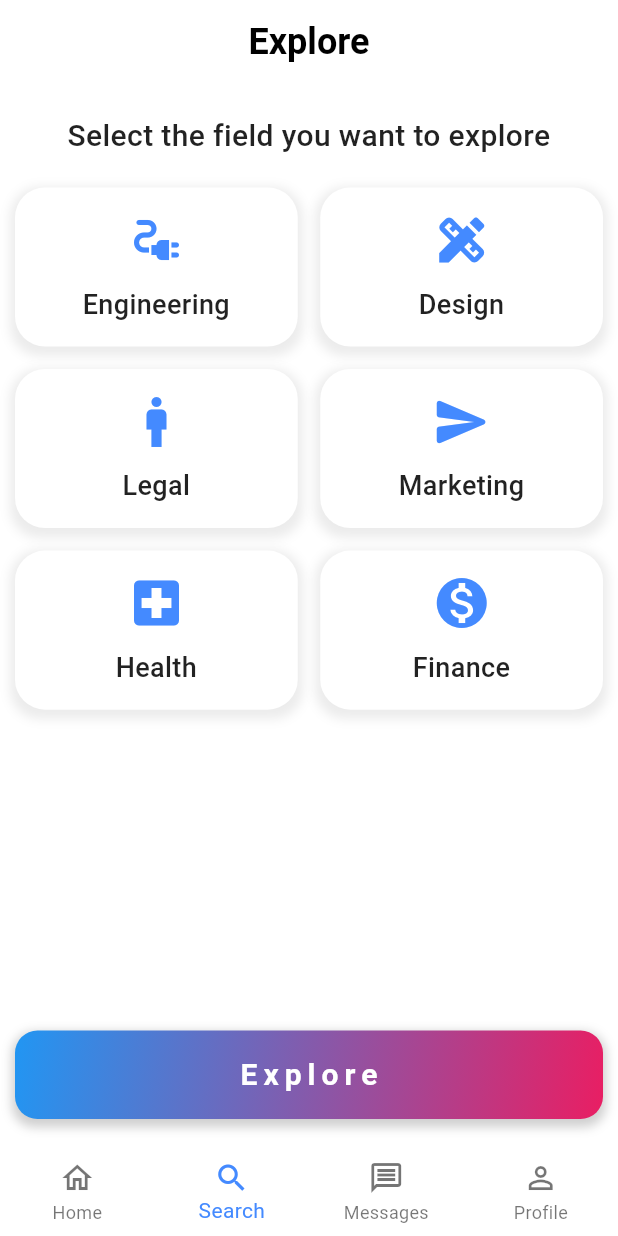
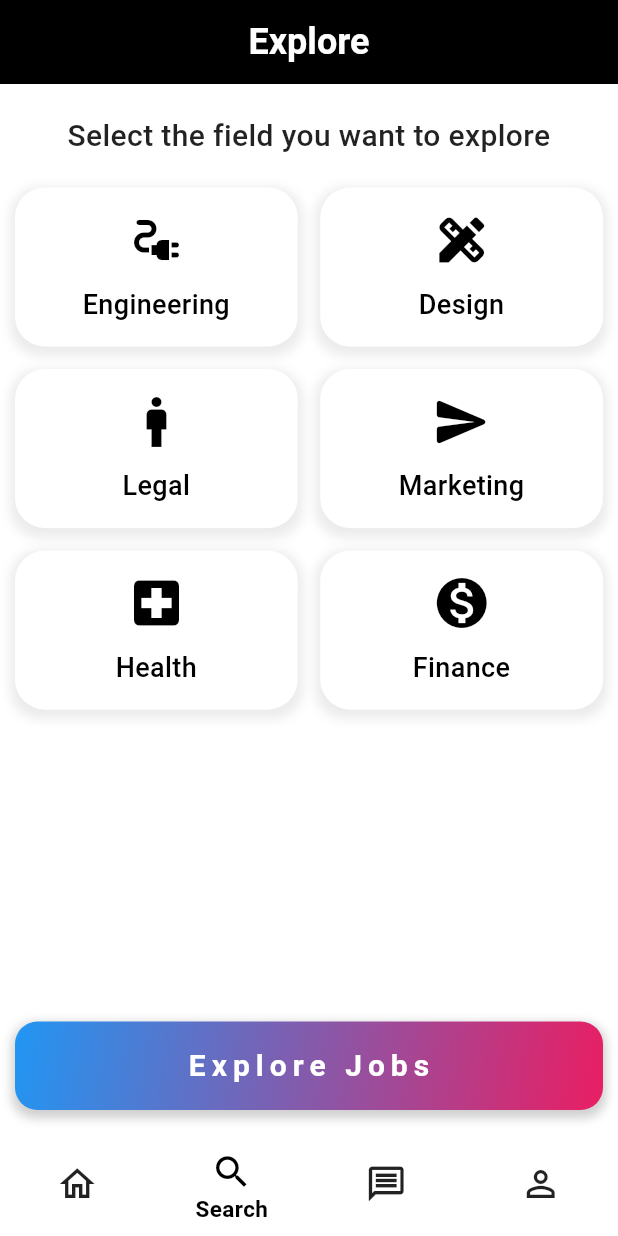
Before and after one commit to inshadaliqbal/JobConnect, a Flutter app: the HomeScreen screen opened by its route, item 2 of the bottom bar chosen, on a phone screen of 412 x 824 dp. Run offline on Flutter 3.47's test engine with Material 3 defaults, Android fonts, the phone set to English and light mode, and no system bars.

Commit message:
major ui finished

```diff
--- a/lib/home_screen.dart
+++ b/lib/home_screen.dart
@@ -4,6 +4,7 @@ import 'package:luxuryguide/additional_files.dart';
 import 'package:luxuryguide/chats_screen.dart';
 import 'package:luxuryguide/home_feed.dart';
 import 'package:luxuryguide/profile_screen.dart';
+import 'package:luxuryguide/widgets.dart';
 import 'search_screen.dart';
 
 class HomeScreen extends StatefulWidget {
@@ -33,37 +34,8 @@ class _HomeScreenState extends State<HomeScreen> {
   @override
   Widget build(BuildContext context) {
     return Scaffold(
-      bottomNavigationBar: BottomNavigationBar(
-        items: const <BottomNavigationBarItem>[
-          BottomNavigationBarItem(
-            icon: Icon(Icons.home_outlined),
-            activeIcon: Icon(Icons.home),
-            label: 'Home',
-          ),
-          BottomNavigationBarItem(
-            icon: Icon(Icons.search_outlined),
-            activeIcon: Icon(Icons.search),
-            label: 'Search',
-          ),
-          BottomNavigationBarItem(
-            icon: Icon(Icons.message_outlined),
-            activeIcon: Icon(Icons.message),
-            label: 'Messages',
-          ),
-          BottomNavigationBarItem(
-            icon: Icon(Icons.person_outline),
-            activeIcon: Icon(Icons.person),
-            label: 'Profile',
-          ),
-        ],
-        currentIndex: _selectedIndex,
-        selectedItemColor: Colors.blueAccent,
-        unselectedItemColor: Colors.black54,
-        backgroundColor: Colors.white,
-        type: BottomNavigationBarType.fixed,
-        onTap: _onItemTapped,
-        elevation: 0,  // No elevation for a flat design
-      ),
+      bottomNavigationBar:
+          buildBottomNavigationBarWidget(_onItemTapped, _selectedIndex),
       backgroundColor: Colors.blueGrey.shade100,
       body: Center(
         child: _widgetOptions.elementAt(_selectedIndex),
--- a/lib/search_screen.dart
+++ b/lib/search_screen.dart
@@ -1,12 +1,11 @@
 import 'package:flutter/material.dart';
-import 'package:luxuryguide/additional_files.dart';
 import 'package:luxuryguide/extracted_widget.dart';
 import 'package:luxuryguide/job_page.dart';
-import 'package:luxuryguide/login_screen.dart';
+import 'additional_files.dart';
 
 class SearchScreen extends StatefulWidget {
   static const searchScreen = 'SearchScreen';
-  SearchScreen({super.key});
+  SearchScreen({Key? key}) : super(key: key);
 
   @override
   State<SearchScreen> createState() => _SearchScreenState();
@@ -21,7 +20,7 @@ class _SearchScreenState extends State<SearchScreen> {
     return Scaffold(
       appBar: AppBar(
         automaticallyImplyLeading: false,
-        backgroundColor: Colors.white,
+        backgroundColor: Colors.black,
         elevation: 0,
         centerTitle: true,
         title: Text(
@@ -29,7 +28,7 @@ class _SearchScreenState extends State<SearchScreen> {
           style: TextStyle(
             fontWeight: FontWeight.bold,
             fontSize: 24,
-            color: Colors.black,
+            color: Colors.white,
           ),
         ),
       ),
@@ -66,9 +65,7 @@ class _SearchScreenState extends State<SearchScreen> {
                     onTap: () {
                       // Handle tap if necessary
                     },
-                    child: AnimatedContainer(
-                      duration: Duration(milliseconds: 300),
-                      curve: Curves.easeInOut,
+                    child: Container(
                       decoration: BoxDecoration(
                         borderRadius: BorderRadius.circular(20.0),
                         color: Colors.white,
@@ -87,7 +84,7 @@ class _SearchScreenState extends State<SearchScreen> {
                           Icon(
                             additionalFiles.jobFieldList![index].iconName,
                             size: 40,
-                            color: Colors.blueAccent,
+                            color: Colors.black,
                           ),
                           SizedBox(height: 10.0),
                           Text(
@@ -95,7 +92,7 @@ class _SearchScreenState extends State<SearchScreen> {
                             textAlign: TextAlign.center,
                             style: TextStyle(
                               fontSize: 18,
-                              color: Colors.black87,
+                              color: Colors.black,
                               fontWeight: FontWeight.w500,
                             ),
                           ),
@@ -106,13 +103,9 @@ class _SearchScreenState extends State<SearchScreen> {
                 },
               ),
             ),
-            SizedBox(height: 20.0),
-            MainButton(
-              title: 'Explore',
-              buttonFunction: () {
-                Navigator.pushNamed(context, JobPage.jobPage); // Assuming JobPage exists
-              },
-            ),
+            MainButton(title: 'Explore Jobs', buttonFunction: (){
+              Navigator.pushNamed(context, JobPage.jobPage);
+            })
           ],
         ),
       ),
--- /dev/null
+++ b/lib/widgets.dart
@@ -0,0 +1,89 @@
+import 'package:flutter/material.dart';
+
+BottomNavigationBar buildBottomNavigationBarWidget(
+    Function onTap, int selectedInt) {
+  return BottomNavigationBar(
+    items: const <BottomNavigationBarItem>[
+      BottomNavigationBarItem(
+        icon: Icon(
+          Icons.home_outlined,
+          size: 28,
+          color: Colors.black87,
+        ),
+        activeIcon: Icon(
+          Icons.home,
+          size: 28,
+          color: Colors.black,
+        ),
+        label: 'Home',
+      ),
+      BottomNavigationBarItem(
+        icon: Icon(
+          Icons.search_outlined,
+          size: 28,
+          color: Colors.black87,
+        ),
+        activeIcon: Icon(
+          Icons.search,
+          size: 28,
+          color: Colors.black,
+        ),
+        label: 'Search',
+      ),
+      BottomNavigationBarItem(
+        icon: Icon(
+          Icons.message_outlined,
+          size: 28,
+          color: Colors.black87,
+        ),
+        activeIcon: Icon(
+          Icons.message,
+          size: 28,
+          color: Colors.black,
+        ),
+        label: 'Messages',
+      ),
+      BottomNavigationBarItem(
+        icon: Icon(
+          Icons.person_outline,
+          size: 28,
+          color: Colors.black87,
+        ),
+        activeIcon: Icon(
+          Icons.person,
+          size: 28,
+          color: Colors.black,
+        ),
+        label: 'Profile',
+      ),
+    ],
+    currentIndex: selectedInt,
+    selectedItemColor: Colors.black,
+    unselectedItemColor: Colors.black54,
+    backgroundColor: Colors.white,
+    type: BottomNavigationBarType.fixed,
+    onTap: (index) {
+      onTap(index);
+    },
+    elevation: 0, // No elevation for a flat design
+    selectedLabelStyle: TextStyle(
+      fontSize: 15,
+      fontWeight: FontWeight.bold,
+    ),
+    unselectedLabelStyle: TextStyle(
+      fontSize: 14,
+      fontWeight: FontWeight.normal,
+    ),
+    selectedIconTheme: IconThemeData(
+      size: 28,
+      color: Colors.black,
+    ),
+    unselectedIconTheme: IconThemeData(
+      size: 28,
+      color: Colors.black87,
+    ),
+    showSelectedLabels: true, // Show labels for selected items
+    showUnselectedLabels: false, // Show labels for unselected items
+    iconSize: 28, // Set a fixed icon size
+  );
+}
```
Also changed, not shown: lib/chats_screen.dart (+7 -7 lines), lib/home_feed.dart (+99 -12 lines), lib/job_page.dart (+17 -17 lines), lib/login_screen.dart (+29 -11 lines), lib/profile_screen.dart (+11 -11 lines), lib/welcome_screen.dart (+6 -14 lines).
